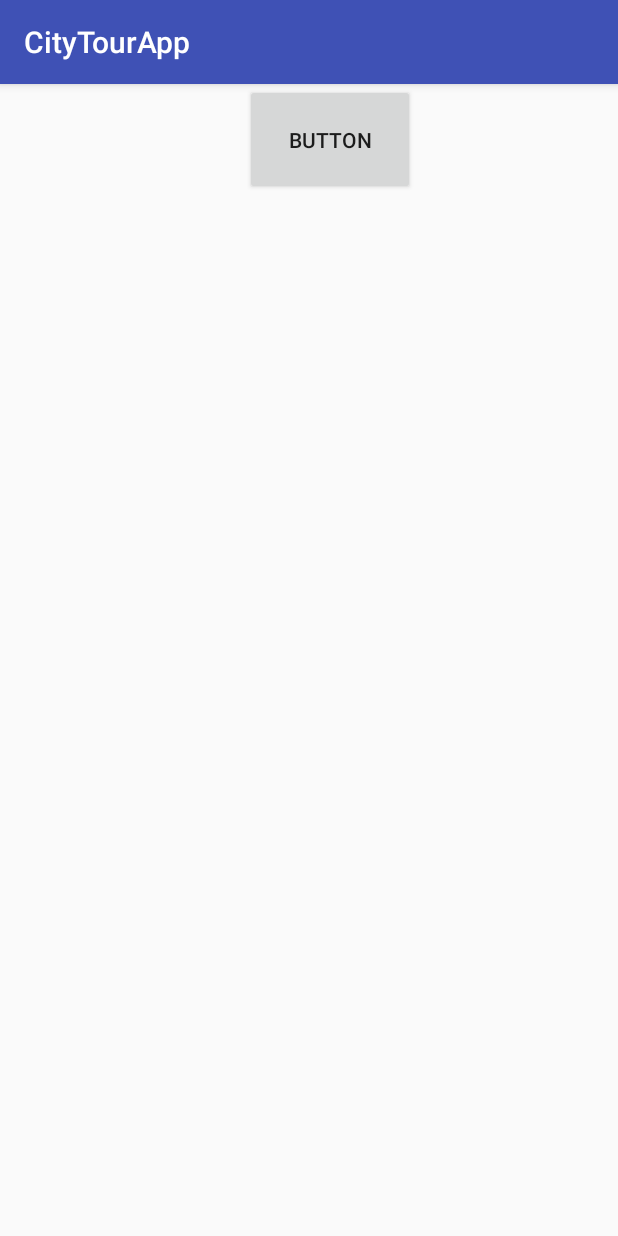
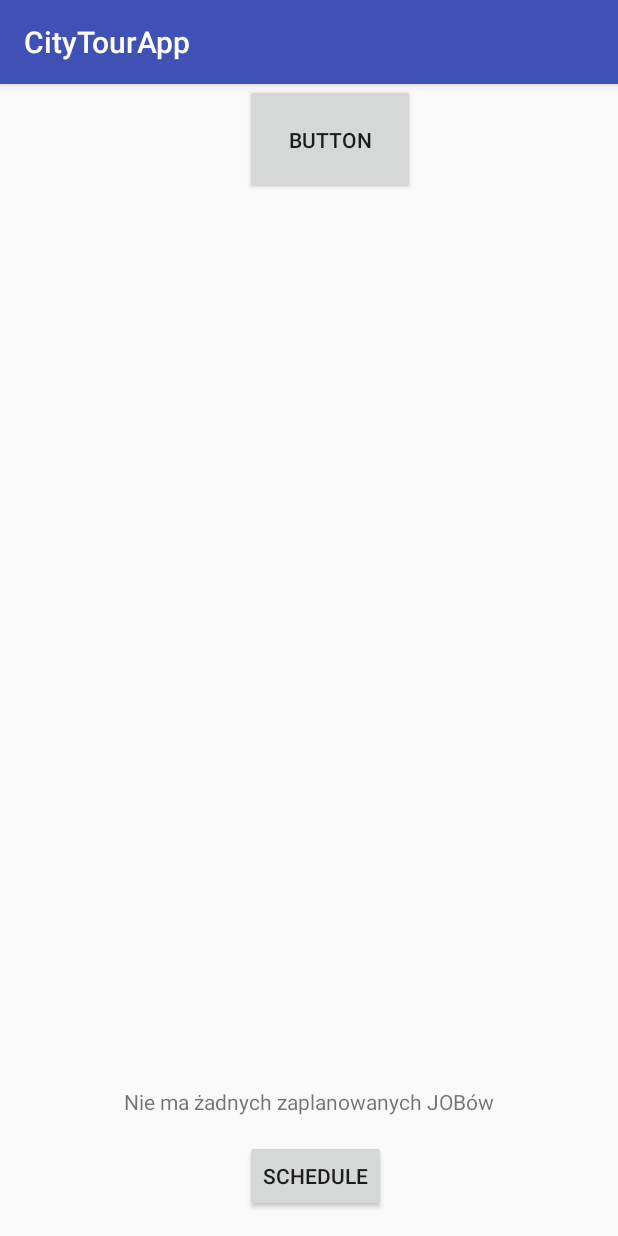
Before and after one commit to kmateuszssak/CityTourApp, an Android app: the screen it shows after launch (MainActivity), on a phone screen of 412 x 824 dp. Run offline under Robolectric (Android 15) with nearby library versions, the phone set to English and light mode, and no system bars; libraries missing offline, so code that uses them is left out: com.firebase.jobdispatcher; 1 statement that could not run was skipped.

Commit message:
Added JobScheduler for jobs in background

```diff
--- a/app/build.gradle
+++ b/app/build.gradle
@@ -19,6 +19,7 @@ android {
 }
 
 dependencies {
+    compile 'com.firebase:firebase-jobdispatcher:0.8.5'
     implementation fileTree(dir: 'libs', include: ['*.jar'])
     implementation 'com.android.support:appcompat-v7:26.1.0'
     implementation 'com.android.support.constraint:constraint-layout:1.0.2'
--- a/app/src/main/res/layout/activity_main.xml
+++ b/app/src/main/res/layout/activity_main.xml
@@ -16,4 +16,30 @@
         tools:layout_editor_absoluteY="218dp"
         tools:ignore="MissingConstraints" />
 
+    <Button
+        android:id="@+id/button2"
+        android:layout_width="wrap_content"
+        android:layout_height="wrap_content"
+        android:layout_marginBottom="16dp"
+        android:layout_marginEnd="8dp"
+        android:layout_marginStart="8dp"
+        android:onClick="schedule"
+        android:text="Schedule"
+        app:layout_constraintBottom_toBottomOf="parent"
+        app:layout_constraintEnd_toEndOf="parent"
+        app:layout_constraintHorizontal_bias="0.514"
+        app:layout_constraintStart_toStartOf="parent" />
+
+    <TextView
+        android:id="@+id/textView"
+        android:layout_width="wrap_content"
+        android:layout_height="wrap_content"
+        android:layout_marginBottom="16dp"
+        android:layout_marginEnd="8dp"
+        android:layout_marginStart="8dp"
+        android:text="Nie ma żadnych zaplanowanych JOBów"
+        app:layout_constraintBottom_toTopOf="@+id/button2"
+        app:layout_constraintEnd_toEndOf="parent"
+        app:layout_constraintStart_toStartOf="parent" />
+
 </android.support.constraint.ConstraintLayout>
```
Also changed, not shown: app/src/main/AndroidManifest.xml (+8 -0 lines), app/src/main/java/com/example/mateusz/citytourapp/MainActivity.java (+45 -1 lines), app/src/main/java/com/example/mateusz/citytourapp/scheduler/AppTaskJob.java (added, +16 -0 lines), app/src/main/java/com/example/mateusz/citytourapp/scheduler/MJobScheduler.java (added, +37 -0 lines).
